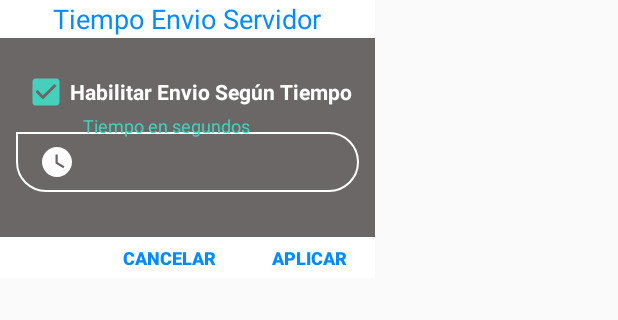
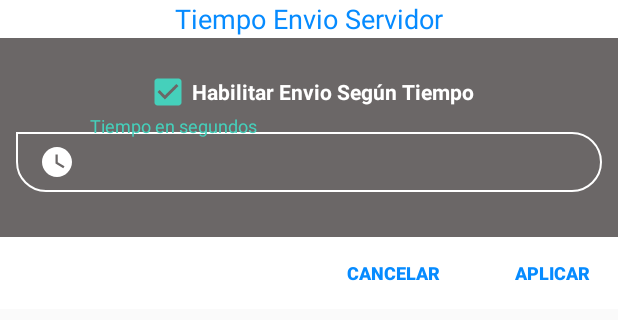
Before and after one commit to manchovi/AppBiomedicIoT, an Android app: the layout configtime.xml on its own in the app's theme, with its tools: preview values and no code run, on a phone screen of 412 x 824 dp. Shown: the top 320 px of the screen. Run offline under Robolectric (Android 15) with nearby library versions, the phone set to English and light mode, and no system bars.

Commit message:
algo más sobre ventana de configuración de tiempo

```diff
--- a/app/src/main/res/layout/configtime.xml
+++ b/app/src/main/res/layout/configtime.xml
@@ -1,9 +1,15 @@
 <?xml version="1.0" encoding="utf-8"?>
 <LinearLayout xmlns:android="http://schemas.android.com/apk/res/android"
     android:orientation="vertical"
+    android:layout_width="match_parent"
+    android:layout_height="wrap_content"
+    android:background="#6B6767">
+
+<!--<LinearLayout xmlns:android="http://schemas.android.com/apk/res/android"
+    android:orientation="vertical"
     android:layout_width="250dp"
     android:layout_height="185dp"
-    android:background="#6B6767">
+    android:background="#6B6767">-->
 
     <!--android:background="#6B6767"-->
 
@@ -86,8 +92,8 @@
                     android:layout_marginTop="5dp"
                     android:background="@drawable/et_bg1"
                     android:drawableStart="@drawable/ic_watch1"
-                    android:drawablePadding="5dp"
                     android:paddingLeft="15dp"
+                    android:drawablePadding="10dp"
                     android:paddingRight="15dp"
                     android:hint="Tiempo en segundos"
                     android:inputType="number"
@@ -117,7 +123,6 @@
 
         <Button
             android:id="@+id/btnCancelar"
-            style="@style/Widget.AppCompat.Button.Small"
             android:layout_width="wrap_content"
             android:layout_height="wrap_content"
             android:background="@android:color/transparent"
@@ -139,7 +144,6 @@
             android:layout_height="wrap_content"
             android:textColor="#068BFF"
             android:background="@android:color/transparent"
-            android:alpha="1"
             android:textSize="12dp"
             android:textStyle="bold"
             android:text="Aplicar" />
```
